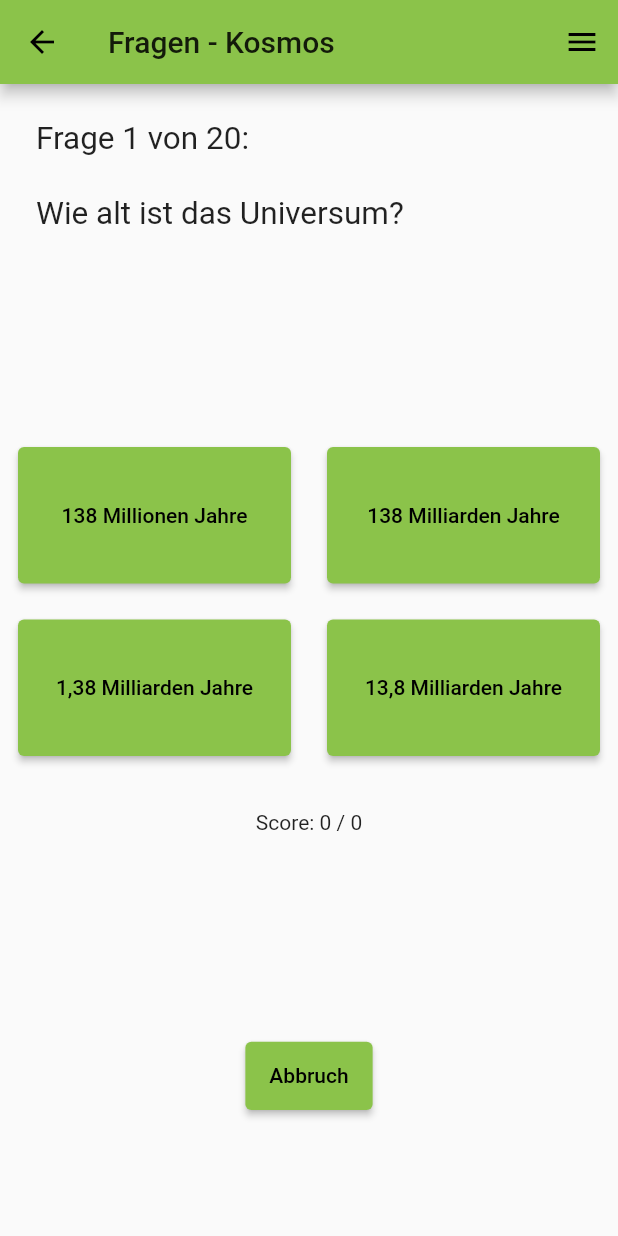
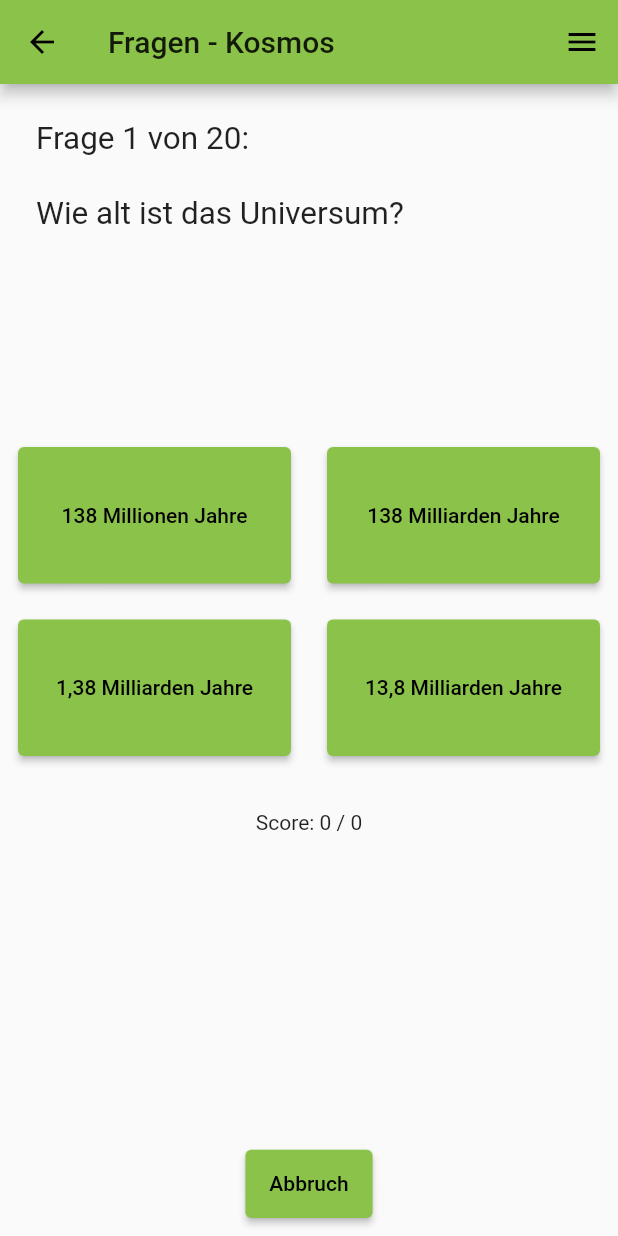
Before and after one commit to Davomat/Qwiz, a Flutter app: the CategoryPage screen opened by its route, after a tap on "Kosmos und Physik", on a phone screen of 412 x 824 dp. Run offline on Flutter 3.47's test engine with Material 2 defaults, Android fonts, the phone set to English and light mode, and no system bars; our stand-ins replace page_transition.

Commit message:
updated height calculation and reduced code repetition

```diff
--- a/lib/category_page.dart
+++ b/lib/category_page.dart
@@ -1,9 +1,8 @@
-import 'package:code_labs/quiz_page.dart';
 import 'package:flutter/material.dart';
-import 'package:page_transition/page_transition.dart';
 
 import 'category.dart';
 import 'question_catcher.dart';
+import 'quiz_page.dart';
 import 'settings.dart';
 
 
@@ -34,17 +33,11 @@ class CategoryPage extends StatelessWidget {
             ),
           ),
           SizedBox(height: buttonVerticalSpacing),
-          SizedBox(height: buttonVerticalSpacing),
           _insertButtonLeft(context, Category.cosmos),
-          SizedBox(height: buttonVerticalSpacing),
           _insertButtonRight(context, Category.science),
-          SizedBox(height: buttonVerticalSpacing),
           _insertButtonLeft(context, Category.technology),
-          SizedBox(height: buttonVerticalSpacing),
           _insertButtonRight(context, Category.programming),
-          SizedBox(height: buttonVerticalSpacing),
           _insertButtonLeft(context, Category.logic),
-          SizedBox(height: buttonVerticalSpacing),
           _insertButtonRight(context, Category.health),
         ],
       ),
@@ -53,7 +46,7 @@ class CategoryPage extends StatelessWidget {
 
   Widget _insertButtonLeft(BuildContext context, Category category) {
     return Padding(
-      padding: EdgeInsets.only(right: buttonSideSpacing),
+      padding: EdgeInsets.only(top: buttonVerticalSpacing, right: buttonSideSpacing),
       child: Column(
         crossAxisAlignment: CrossAxisAlignment.start,
         children: _insertButtonWithInfo(context, category),
@@ -63,7 +56,7 @@ class CategoryPage extends StatelessWidget {
 
   Widget _insertButtonRight(BuildContext context, Category category) {
     return Padding(
-      padding: EdgeInsets.only(left: buttonSideSpacing),
+      padding: EdgeInsets.only(top: buttonVerticalSpacing, left: buttonSideSpacing),
       child: Column(
         crossAxisAlignment: CrossAxisAlignment.end,
         children: _insertButtonWithInfo(context, category),
--- a/lib/quiz_page.dart
+++ b/lib/quiz_page.dart
@@ -16,8 +16,6 @@ class QuizPage extends StatefulWidget {
 class _QuizPageState extends State<QuizPage> {
   final questionPadding = 24.0;
   final buttonPadding = 12.0;
-
-  final appBarExtraCornerHeight = 72; // TODO height of corner radius
 
   int questionCounter = 0;
   int currentScore = 0;
@@ -43,7 +41,7 @@ class _QuizPageState extends State<QuizPage> {
     });
   }
 
-  increaseCounter(String answerText) {
+  checkAnswer(String answerText) {
     setState(() {
       if (answerText == questions.elementAt(questionCounter).rightAnswer)
         currentScore++;
@@ -70,6 +68,8 @@ class _QuizPageState extends State<QuizPage> {
     final categoryHandler = ModalRoute.of(context)!.settings.arguments as CategoryHandler;
     final category = categoryHandler.category;
 
+    final appBarHeight = AppBar().preferredSize.height;
+    final appBarPadding = MediaQuery.of(context).padding.top;
     final screenWidth = MediaQuery.of(context).size.width;
     final screenHeight = MediaQuery.of(context).size.height;
     final questionWidth = screenWidth - 2 * questionPadding;
@@ -81,17 +81,27 @@ class _QuizPageState extends State<QuizPage> {
     setNumberOfQuestions();
     updateAllTexts(questions);
 
-    AppBar myAppBar() {
-      return AppBar(
+    Widget answerButton(String answerText) {
+      return Padding(
+        padding: EdgeInsets.all(buttonPadding),
+        child: SizedBox(
+          width: buttonWidth,
+          height: buttonHeight,
+          child: ElevatedButton(
+            onPressed: () => checkAnswer(answerText),
+            child: Text(answerText),
+          ),
+        ),
+      );
+    }
+
+    return Scaffold(
+      appBar: AppBar(
         title: Text('Fragen - ' + CategoryHandler.getShortString(category)),
         actions: <Widget>[
           SettingsButton(),
         ],
-      );
-    }
-
-    return Scaffold(
-      appBar: myAppBar(),
+      ),
       body: Column(
         children: <Widget>[
           Padding(
@@ -103,53 +113,15 @@ class _QuizPageState extends State<QuizPage> {
             ),
           ),
           Row(
-            mainAxisAlignment: MainAxisAlignment.center,
             children: <Widget>[
-              Padding(
-                padding: EdgeInsets.all(buttonPadding),
-                child: ElevatedButton(
-                  style: ElevatedButton.styleFrom(
-                    fixedSize: Size(buttonWidth, buttonHeight),
-                  ),
-                  onPressed: () => increaseCounter(answerText1),
-                  child: Text(answerText1),
-                ),
-              ),
-              Padding(
-                padding: EdgeInsets.all(buttonPadding),
-                child: ElevatedButton(
-                  style: ElevatedButton.styleFrom(
-                    fixedSize: Size(buttonWidth, buttonHeight),
-                  ),
-                  onPressed: () => increaseCounter(answerText2),
-                  child: Text(answerText2),
-                ),
-              ),
+              answerButton(answerText1),
+              answerButton(answerText2),
             ],
           ),
           Row(
-            mainAxisAlignment: MainAxisAlignment.center,
             children: <Widget>[
-              Padding(
-                padding: EdgeInsets.all(buttonPadding),
-                child: ElevatedButton(
-                  style: ElevatedButton.styleFrom(
-                    fixedSize: Size(buttonWidth, buttonHeight),
-                  ),
-                  onPressed: () => increaseCounter(answerText3),
-                  child: Text(answerText3),
-                ),
-              ),
-              Padding(
-                padding: EdgeInsets.all(buttonPadding),
-                child: ElevatedButton(
-                  style: ElevatedButton.styleFrom(
-                    fixedSize: Size(buttonWidth, buttonHeight),
-                  ),
-                  onPressed: () => increaseCounter(answerText4),
-                  child: Text(answerText4),
-                ),
-              ),
+              answerButton(answerText3),
+              answerButton(answerText4),
             ],
           ),
           SizedBox(height: 2 * buttonPadding),
@@ -158,13 +130,13 @@ class _QuizPageState extends State<QuizPage> {
             child: Text('Score: ' + currentScore.toString() + ' / ' + possibleScore.toString())
           ),
           SizedBox(height: screenHeight
-              - myAppBar().preferredSize.height
+              - appBarPadding
+              - appBarHeight
               - questionHeight - 2 * questionPadding
               - buttonHeight - 2 * buttonPadding
               - buttonHeight - 2 * buttonPadding
               - 0.5 * buttonHeight - 2 * buttonPadding
               - 0.5 * buttonHeight - 2 * buttonPadding
-              - appBarExtraCornerHeight
           ),
           Padding(
             padding: EdgeInsets.all(buttonPadding),
@@ -175,7 +147,7 @@ class _QuizPageState extends State<QuizPage> {
                 onPressed: () => Navigator.pop(context),
               ),
             ),
-          )
+          ),
         ],
       ),
     );
```
